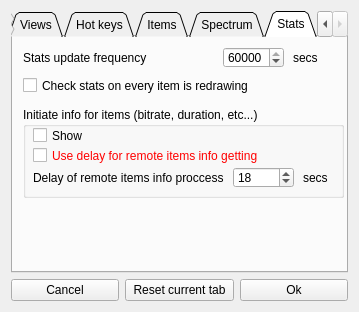
The window that dialogs/settings_dialog.ui (jeyboy/playo3) describes before a commit, drawn with Qt 5.
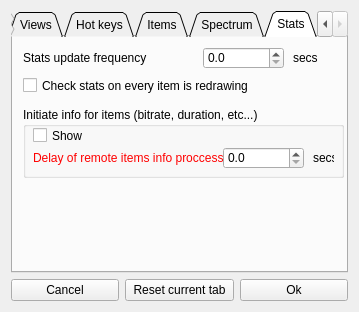
The same window after the commit. The open tabs and pages were chosen to show the change.

```diff
--- a/dialogs/settings_dialog.ui
+++ b/dialogs/settings_dialog.ui
@@ -1072,25 +1072,6 @@
       <attribute name="title">
        <string>Stats</string>
       </attribute>
-      <widget class="QSpinBox" name="libSaveFreq">
-       <property name="geometry">
-        <rect>
-         <x>210</x>
-         <y>10</y>
-         <width>61</width>
-         <height>21</height>
-        </rect>
-       </property>
-       <property name="minimum">
-        <number>0</number>
-       </property>
-       <property name="maximum">
-        <number>60000</number>
-       </property>
-       <property name="value">
-        <number>60000</number>
-       </property>
-      </widget>
       <widget class="QLabel" name="label_25">
        <property name="geometry">
         <rect>
@@ -1136,7 +1117,7 @@
          <x>10</x>
          <y>70</y>
          <width>321</width>
-         <height>91</height>
+         <height>71</height>
         </rect>
        </property>
        <property name="title">
@@ -1158,9 +1139,9 @@
        <widget class="QLabel" name="label_remoteProcMetric">
         <property name="geometry">
          <rect>
-          <x>280</x>
-          <y>60</y>
-          <width>41</width>
+          <x>290</x>
+          <y>40</y>
+          <width>21</width>
           <height>21</height>
          </rect>
         </property>
@@ -1168,13 +1149,13 @@
          <string>secs</string>
         </property>
        </widget>
-       <widget class="QCheckBox" name="usedDelayForRemote">
+       <widget class="QLabel" name="label_remoteItemDelay">
         <property name="geometry">
          <rect>
           <x>10</x>
           <y>40</y>
-          <width>291</width>
-          <height>17</height>
+          <width>191</width>
+          <height>21</height>
          </rect>
         </property>
         <property name="toolTip">
@@ -1184,41 +1165,50 @@
          <string notr="true">color: red;</string>
         </property>
         <property name="text">
-         <string>Use delay for remote items info getting</string>
+         <string>Delay of remote items info proccessing</string>
         </property>
        </widget>
-       <widget class="QSpinBox" name="remoteItemProcDelay">
+       <widget class="QDoubleSpinBox" name="remoteItemProcDelay">
         <property name="geometry">
          <rect>
-          <x>210</x>
-          <y>60</y>
-          <width>61</width>
-          <height>21</height>
+          <x>200</x>
+          <y>40</y>
+          <width>81</width>
+          <height>22</height>
          </rect>
         </property>
-        <property name="minimum">
+        <property name="decimals">
          <number>1</number>
         </property>
+        <property name="minimum">
+         <double>0.000000000000000</double>
+        </property>
         <property name="maximum">
-         <number>60000</number>
+         <double>60000.000000000000000</double>
         </property>
-        <property name="value">
-         <number>18</number>
+        <property name="singleStep">
+         <double>0.500000000000000</double>
         </property>
        </widget>
-       <widget class="QLabel" name="label_remoteItemDelay">
-        <property name="geometry">
-         <rect>
-          <x>10</x>
-          <y>60</y>
-          <width>191</width>
-          <height>21</height>
-         </rect>
-        </property>
-        <property name="text">
-         <string>Delay of remote items info proccessing</string>
-        </property>
-       </widget>
+      </widget>
+      <widget class="QDoubleSpinBox" name="libSaveFreq">
+       <property name="geometry">
+        <rect>
+         <x>190</x>
+         <y>10</y>
+         <width>81</width>
+         <height>22</height>
+        </rect>
+       </property>
+       <property name="decimals">
+        <number>1</number>
+       </property>
+       <property name="maximum">
+        <double>60000.000000000000000</double>
+       </property>
+       <property name="singleStep">
+        <double>0.500000000000000</double>
+       </property>
       </widget>
      </widget>
     </widget>
```
Left out of the diff: 5 changed lines with no effect on the pictures.
